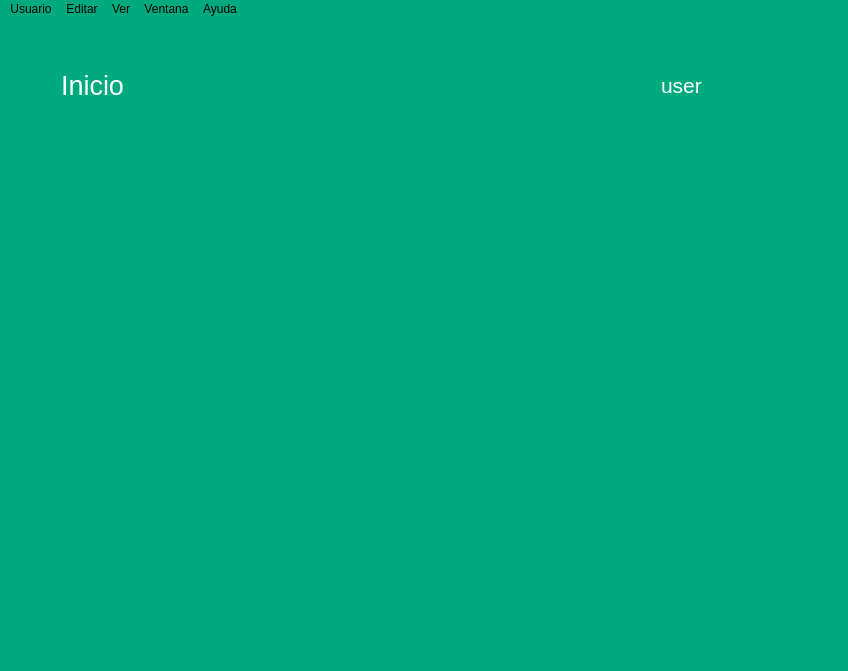
This is ManagerM/ui_main.ui in janfranco27/TheProyect as Qt 5 draws it before an edit. The edited form follows.
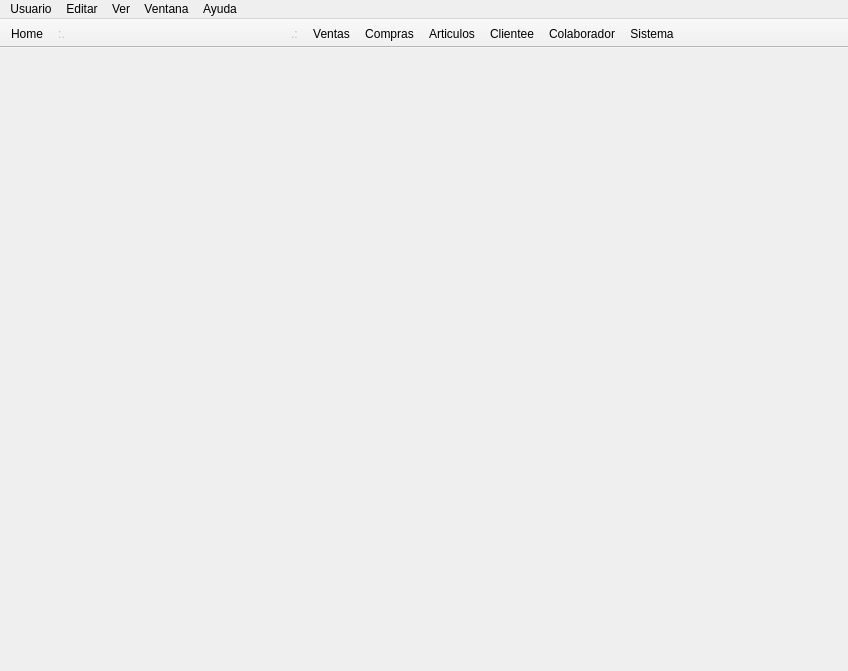
This is the edited form. Icons and pictures are not drawn.

What changed in the file:
```diff
--- a/ManagerM/ui_main.ui
+++ b/ManagerM/ui_main.ui
@@ -30,982 +30,23 @@
     <normaloff>:/Iconos/Iconos/Configure_alt_1.png</normaloff>:/Iconos/Iconos/Configure_alt_1.png</iconset>
   </property>
   <property name="styleSheet">
-   <string notr="true">background-color: rgb(0, 170, 127);</string>
+   <string notr="true"/>
   </property>
   <property name="documentMode">
    <bool>false</bool>
   </property>
   <widget class="QWidget" name="centralWidget">
-   <layout class="QGridLayout" name="gridLayout_4">
-    <item row="0" column="1">
-     <spacer name="verticalSpacer_4">
-      <property name="orientation">
-       <enum>Qt::Vertical</enum>
-      </property>
-      <property name="sizeType">
-       <enum>QSizePolicy::Fixed</enum>
-      </property>
-      <property name="sizeHint" stdset="0">
-       <size>
-        <width>15</width>
-        <height>30</height>
-       </size>
-      </property>
-     </spacer>
-    </item>
-    <item row="1" column="0">
-     <spacer name="horizontalSpacer_4">
-      <property name="orientation">
-       <enum>Qt::Horizontal</enum>
-      </property>
-      <property name="sizeType">
-       <enum>QSizePolicy::Fixed</enum>
-      </property>
-      <property name="sizeHint" stdset="0">
-       <size>
-        <width>50</width>
-        <height>20</height>
-       </size>
-      </property>
-     </spacer>
-    </item>
-    <item row="1" column="2">
-     <spacer name="horizontalSpacer_5">
-      <property name="orientation">
-       <enum>Qt::Horizontal</enum>
-      </property>
-      <property name="sizeType">
-       <enum>QSizePolicy::Fixed</enum>
-      </property>
-      <property name="sizeHint" stdset="0">
-       <size>
-        <width>50</width>
-        <height>20</height>
-       </size>
-      </property>
-     </spacer>
-    </item>
-    <item row="2" column="1">
-     <spacer name="verticalSpacer_2">
-      <property name="orientation">
-       <enum>Qt::Vertical</enum>
-      </property>
-      <property name="sizeType">
-       <enum>QSizePolicy::Fixed</enum>
-      </property>
-      <property name="sizeHint" stdset="0">
-       <size>
-        <width>15</width>
-        <height>30</height>
-       </size>
-      </property>
-     </spacer>
-    </item>
-    <item row="1" column="1">
-     <layout class="QGridLayout" name="gridLayout_3">
-      <item row="0" column="0" colspan="4">
-       <layout class="QHBoxLayout" name="horizontalLayout_2">
-        <item>
-         <widget class="QLabel" name="label">
-          <property name="palette">
-           <palette>
-            <active>
-             <colorrole role="WindowText">
-              <brush brushstyle="SolidPattern">
-               <color alpha="255">
-                <red>255</red>
-                <green>255</green>
-                <blue>255</blue>
-               </color>
-              </brush>
-             </colorrole>
-             <colorrole role="Button">
-              <brush brushstyle="SolidPattern">
-               <color alpha="255">
-                <red>0</red>
-                <green>170</green>
-                <blue>127</blue>
-               </color>
-              </brush>
-             </colorrole>
-             <colorrole role="Text">
-              <brush brushstyle="SolidPattern">
-               <color alpha="255">
-                <red>85</red>
-                <green>170</green>
-                <blue>255</blue>
-               </color>
-              </brush>
-             </colorrole>
-             <colorrole role="Base">
-              <brush brushstyle="SolidPattern">
-               <color alpha="255">
-                <red>0</red>
-                <green>170</green>
-                <blue>127</blue>
-               </color>
-              </brush>
-             </colorrole>
-             <colorrole role="Window">
-              <brush brushstyle="SolidPattern">
-               <color alpha="255">
-                <red>0</red>
-                <green>170</green>
-                <blue>127</blue>
-               </color>
-              </brush>
-             </colorrole>
-            </active>
-            <inactive>
-             <colorrole role="WindowText">
-              <brush brushstyle="SolidPattern">
-               <color alpha="255">
-                <red>255</red>
-                <green>255</green>
-                <blue>255</blue>
-               </color>
-              </brush>
-             </colorrole>
-             <colorrole role="Button">
-              <brush brushstyle="SolidPattern">
-               <color alpha="255">
-                <red>0</red>
-                <green>170</green>
-                <blue>127</blue>
-               </color>
-              </brush>
-             </colorrole>
-             <colorrole role="Text">
-              <brush brushstyle="SolidPattern">
-               <color alpha="255">
-                <red>85</red>
-                <green>170</green>
-                <blue>255</blue>
-               </color>
-              </brush>
-             </colorrole>
-             <colorrole role="Base">
-              <brush brushstyle="SolidPattern">
-               <color alpha="255">
-                <red>0</red>
-                <green>170</green>
-                <blue>127</blue>
-               </color>
-              </brush>
-             </colorrole>
-             <colorrole role="Window">
-              <brush brushstyle="SolidPattern">
-               <color alpha="255">
-                <red>0</red>
-                <green>170</green>
-                <blue>127</blue>
-               </color>
-              </brush>
-             </colorrole>
-            </inactive>
-            <disabled>
-             <colorrole role="WindowText">
-              <brush brushstyle="SolidPattern">
-               <color alpha="255">
-                <red>120</red>
-                <green>120</green>
-                <blue>120</blue>
-               </color>
-              </brush>
-             </colorrole>
-             <colorrole role="Button">
-              <brush brushstyle="SolidPattern">
-               <color alpha="255">
-                <red>0</red>
-                <green>170</green>
-                <blue>127</blue>
-               </color>
-              </brush>
-             </colorrole>
-             <colorrole role="Text">
-              <brush brushstyle="SolidPattern">
-               <color alpha="255">
-                <red>120</red>
-                <green>120</green>
-                <blue>120</blue>
-               </color>
-              </brush>
-             </colorrole>
-             <colorrole role="Base">
-              <brush brushstyle="SolidPattern">
-               <color alpha="255">
-                <red>0</red>
-                <green>170</green>
-                <blue>127</blue>
-               </color>
-              </brush>
-             </colorrole>
-             <colorrole role="Window">
-              <brush brushstyle="SolidPattern">
-               <color alpha="255">
-                <red>0</red>
-                <green>170</green>
-                <blue>127</blue>
-               </color>
-              </brush>
-             </colorrole>
-            </disabled>
-           </palette>
-          </property>
-          <property name="font">
-           <font>
-            <family>Segoe UI</family>
-            <pointsize>20</pointsize>
-            <weight>50</weight>
-            <bold>false</bold>
-           </font>
-          </property>
-          <property name="styleSheet">
-           <string notr="true"/>
-          </property>
-          <property name="inputMethodHints">
-           <set>Qt::ImhNone</set>
-          </property>
-          <property name="text">
-           <string>Inicio</string>
-          </property>
-         </widget>
-        </item>
-        <item>
-         <spacer name="horizontalSpacer">
-          <property name="orientation">
-           <enum>Qt::Horizontal</enum>
-          </property>
-          <property name="sizeHint" stdset="0">
-           <size>
-            <width>418</width>
-            <height>20</height>
-           </size>
-          </property>
-         </spacer>
-        </item>
-        <item>
-         <layout class="QHBoxLayout" name="horizontalLayout">
-          <item>
-           <widget class="QLabel" name="label_usuario">
-            <property name="sizePolicy">
-             <sizepolicy hsizetype="Fixed" vsizetype="Preferred">
-              <horstretch>0</horstretch>
-              <verstretch>0</verstretch>
-             </sizepolicy>
-            </property>
-            <property name="minimumSize">
-             <size>
-              <width>70</width>
-              <height>0</height>
-             </size>
-            </property>
-            <property name="palette">
-             <palette>
-              <active>
-               <colorrole role="WindowText">
-                <brush brushstyle="SolidPattern">
-                 <color alpha="255">
-                  <red>255</red>
-                  <green>255</green>
-                  <blue>255</blue>
-                 </color>
-                </brush>
-               </colorrole>
-               <colorrole role="Button">
-                <brush brushstyle="SolidPattern">
-                 <color alpha="255">
-                  <red>0</red>
-                  <green>170</green>
-                  <blue>127</blue>
-                 </color>
-                </brush>
-               </colorrole>
-               <colorrole role="Text">
-                <brush brushstyle="SolidPattern">
-                 <color alpha="255">
-                  <red>0</red>
-                  <green>170</green>
-                  <blue>255</blue>
-                 </color>
-                </brush>
-               </colorrole>
-               <colorrole role="Base">
-                <brush brushstyle="SolidPattern">
-                 <color alpha="255">
-                  <red>0</red>
-                  <green>170</green>
-                  <blue>127</blue>
-                 </color>
-                </brush>
-               </colorrole>
-               <colorrole role="Window">
-                <brush brushstyle="SolidPattern">
-                 <color alpha="255">
-                  <red>0</red>
-                  <green>170</green>
-                  <blue>127</blue>
-                 </color>
-                </brush>
-               </colorrole>
-              </active>
-              <inactive>
-               <colorrole role="WindowText">
-                <brush brushstyle="SolidPattern">
-                 <color alpha="255">
-                  <red>255</red>
-                  <green>255</green>
-                  <blue>255</blue>
-                 </color>
-                </brush>
-               </colorrole>
-               <colorrole role="Button">
-                <brush brushstyle="SolidPattern">
-                 <color alpha="255">
-                  <red>0</red>
-                  <green>170</green>
-                  <blue>127</blue>
-                 </color>
-                </brush>
-               </colorrole>
-               <colorrole role="Text">
-                <brush brushstyle="SolidPattern">
-                 <color alpha="255">
-                  <red>0</red>
-                  <green>170</green>
-                  <blue>255</blue>
-                 </color>
-                </brush>
-               </colorrole>
-               <colorrole role="Base">
-                <brush brushstyle="SolidPattern">
-                 <color alpha="255">
-                  <red>0</red>
-                  <green>170</green>
-                  <blue>127</blue>
-                 </color>
-                </brush>
-               </colorrole>
-               <colorrole role="Window">
-                <brush brushstyle="SolidPattern">
-                 <color alpha="255">
-                  <red>0</red>
-                  <green>170</green>
-                  <blue>127</blue>
-                 </color>
-                </brush>
-               </colorrole>
-              </inactive>
-              <disabled>
-               <colorrole role="WindowText">
-                <brush brushstyle="SolidPattern">
-                 <color alpha="255">
-                  <red>120</red>
-                  <green>120</green>
-                  <blue>120</blue>
-                 </color>
-                </brush>
-               </colorrole>
-               <colorrole role="Button">
-                <brush brushstyle="SolidPattern">
-                 <color alpha="255">
-                  <red>0</red>
-                  <green>170</green>
-                  <blue>127</blue>
-                 </color>
-                </brush>
-               </colorrole>
-               <colorrole role="Text">
-                <brush brushstyle="SolidPattern">
-                 <color alpha="255">
-                  <red>120</red>
-                  <green>120</green>
-                  <blue>120</blue>
-                 </color>
-                </brush>
-               </colorrole>
-               <colorrole role="Base">
-                <brush brushstyle="SolidPattern">
-                 <color alpha="255">
-                  <red>0</red>
-                  <green>170</green>
-                  <blue>127</blue>
-                 </color>
-                </brush>
-               </colorrole>
-               <colorrole role="Window">
-                <brush brushstyle="SolidPattern">
-                 <color alpha="255">
-                  <red>0</red>
-                  <green>170</green>
-                  <blue>127</blue>
-                 </color>
-                </brush>
-               </colorrole>
-              </disabled>
-             </palette>
-            </property>
-            <property name="font">
-             <font>
-              <family>Segoe UI</family>
-              <pointsize>16</pointsize>
-              <weight>50</weight>
-              <bold>false</bold>
-             </font>
-            </property>
-            <property name="text">
-             <string>user</string>
-            </property>
-           </widget>
-          </item>
-          <item>
-           <widget class="QPushButton" name="pushButton_usuario">
-            <property name="sizePolicy">
-             <sizepolicy hsizetype="Fixed" vsizetype="Fixed">
-              <horstretch>0</horstretch>
-              <verstretch>0</verstretch>
-             </sizepolicy>
-            </property>
-            <property name="minimumSize">
-             <size>
-              <width>50</width>
-              <height>50</height>
-             </size>
-            </property>
-            <property name="maximumSize">
-             <size>
-              <width>50</width>
-              <height>50</height>
-             </size>
-            </property>
-            <property name="cursor">
-             <cursorShape>PointingHandCursor</cursorShape>
-            </property>
-            <property name="toolTip">
-             <string>Usuario</string>
-            </property>
-            <property name="text">
-             <string/>
-            </property>
-            <property name="icon">
-             <iconset resource="Icons.qrc">
-              <normaloff>:/Iconos/Iconos/Personal.png</normaloff>:/Iconos/Iconos/Personal.png</iconset>
-            </property>
-            <property name="iconSize">
-             <size>
-              <width>50</width>
-              <height>50</height>
-             </size>
-            </property>
-            <property name="flat">
-             <bool>true</bool>
-            </property>
-           </widget>
-          </item>
-         </layout>
-        </item>
-       </layout>
-      </item>
-      <item row="2" column="0" rowspan="2">
-       <layout class="QGridLayout" name="gridLayout">
-        <property name="spacing">
-         <number>10</number>
-        </property>
-        <item row="0" column="0">
-         <widget class="QPushButton" name="pushButton_compras">
-          <property name="sizePolicy">
-           <sizepolicy hsizetype="Fixed" vsizetype="Fixed">
-            <horstretch>0</horstretch>
-            <verstretch>0</verstretch>
-           </sizepolicy>
-          </property>
-          <property name="minimumSize">
-           <size>
-            <width>150</width>
-            <height>150</height>
-           </size>
-          </property>
-          <property name="maximumSize">
-           <size>
-            <width>150</width>
-            <height>150</height>
-           </size>
-          </property>
-          <property name="cursor">
-           <cursorShape>PointingHandCursor</cursorShape>
-          </property>
-          <property name="mouseTracking">
-           <bool>false</bool>
-          </property>
-          <property name="focusPolicy">
-           <enum>Qt::WheelFocus</enum>
-          </property>
-          <property name="toolTip">
-           <string>Compras</string>
-          </property>
-          <property name="statusTip">
-           <string/>
-          </property>
-          <property name="whatsThis">
-           <string/>
-          </property>
-          <property name="accessibleName">
-           <string/>
-          </property>
-          <property name="accessibleDescription">
-           <string/>
-          </property>
-          <property name="text">
-           <string/>
-          </property>
-          <property name="icon">
-           <iconset resource="Icons.qrc">
-            <normaloff>:/Iconos/Iconos/Windows_Marketplace (1).png</normaloff>:/Iconos/Iconos/Windows_Marketplace (1).png</iconset>
-          </property>
-          <property name="iconSize">
-           <size>
-            <width>150</width>
-            <height>150</height>
-           </size>
-          </property>
-          <property name="flat">
-           <bool>true</bool>
-          </property>
-         </widget>
-        </item>
-        <item row="0" column="1">
-         <widget class="QPushButton" name="pushButton_ventas">
-          <property name="sizePolicy">
-           <sizepolicy hsizetype="Fixed" vsizetype="Fixed">
-            <horstretch>0</horstretch>
-            <verstretch>0</verstretch>
-           </sizepolicy>
-          </property>
-          <property name="minimumSize">
-           <size>
-            <width>150</width>
-            <height>150</height>
-           </size>
-          </property>
-          <property name="maximumSize">
-           <size>
-            <width>150</width>
-            <height>150</height>
-           </size>
-          </property>
-          <property name="cursor">
-           <cursorShape>PointingHandCursor</cursorShape>
-          </property>
-          <property name="toolTip">
-           <string>Ventas</string>
-          </property>
-          <property name="text">
-           <string/>
-          </property>
-          <property name="icon">
-           <iconset resource="Icons.qrc">
-            <normaloff>:/Iconos/Iconos/Android_Market.png</normaloff>:/Iconos/Iconos/Android_Market.png</iconset>
-          </property>
-          <property name="iconSize">
-           <size>
-            <width>150</width>
-            <height>150</height>
-           </size>
-          </property>
-          <property name="flat">
-           <bool>true</bool>
-          </property>
-         </widget>
-        </item>
-        <item row="1" column="0">
-         <widget class="QPushButton" name="pushButton_articulo">
-          <property name="sizePolicy">
-           <sizepolicy hsizetype="Fixed" vsizetype="Fixed">
-            <horstretch>0</horstretch>
-            <verstretch>0</verstretch>
-           </sizepolicy>
-          </property>
-          <property name="minimumSize">
-           <size>
-            <width>150</width>
-            <height>150</height>
-           </size>
-          </property>
-          <property name="maximumSize">
-           <size>
-            <width>150</width>
-            <height>150</height>
-           </size>
-          </property>
-          <property name="cursor">
-           <cursorShape>PointingHandCursor</cursorShape>
-          </property>
-          <property name="toolTip">
-           <string>Articulos</string>
-          </property>
-          <property name="text">
-           <string/>
-          </property>
-          <property name="icon">
-           <iconset resource="Icons.qrc">
-            <normaloff>:/Iconos/Iconos/Tune-Up_Utilities.png</normaloff>:/Iconos/Iconos/Tune-Up_Utilities.png</iconset>
-          </property>
-          <property name="iconSize">
-           <size>
-            <width>150</width>
-            <height>150</height>
-           </size>
-          </property>
-          <property name="flat">
-           <bool>true</bool>
-          </property>
-         </widget>
-        </item>
-        <item row="1" column="1">
-         <widget class="QPushButton" name="pushButton_colaboradores">
-          <property name="sizePolicy">
-           <sizepolicy hsizetype="Fixed" vsizetype="Fixed">
-            <horstretch>0</horstretch>
-            <verstretch>0</verstretch>
-           </sizepolicy>
-          </property>
-          <property name="minimumSize">
-           <size>
-            <width>150</width>
-            <height>150</height>
-           </size>
-          </property>
-          <property name="maximumSize">
-           <size>
-            <width>150</width>
-            <height>150</height>
-           </size>
-          </property>
-          <property name="cursor">
-           <cursorShape>PointingHandCursor</cursorShape>
-          </property>
-          <property name="toolTip">
-           <string>Colaboradores</string>
-          </property>
-          <property name="text">
-           <string/>
-          </property>
-          <property name="icon">
-           <iconset resource="Icons.qrc">
-            <normaloff>:/Iconos/Iconos/myspace_alt.png</normaloff>:/Iconos/Iconos/myspace_alt.png</iconset>
-          </property>
-          <property name="iconSize">
-           <size>
-            <width>150</width>
-            <height>150</height>
-           </size>
-          </property>
-          <property name="flat">
-           <bool>true</bool>
-          </property>
-         </widget>
-        </item>
-        <item row="2" column="0">
-         <widget class="QPushButton" name="pushButton_facturacion">
-          <property name="sizePolicy">
-           <sizepolicy hsizetype="Fixed" vsizetype="Fixed">
-            <horstretch>0</horstretch>
-            <verstretch>0</verstretch>
-           </sizepolicy>
-          </property>
-          <property name="minimumSize">
-           <size>
-            <width>150</width>
-            <height>150</height>
-           </size>
-          </property>
-          <property name="maximumSize">
-           <size>
-            <width>150</width>
-            <height>150</height>
-           </size>
-          </property>
-          <property name="cursor">
-           <cursorShape>PointingHandCursor</cursorShape>
-          </property>
-          <property name="toolTip">
-           <string>Facturacion</string>
-          </property>
-          <property name="text">
-           <string/>
-          </property>
-          <property name="icon">
-           <iconset resource="Icons.qrc">
-            <normaloff>:/Iconos/Iconos/Journal.png</normaloff>:/Iconos/Iconos/Journal.png</iconset>
-          </property>
-          <property name="iconSize">
-           <size>
-            <width>150</width>
-            <height>150</height>
-           </size>
-          </property>
-          <property name="flat">
-           <bool>true</bool>
-          </property>
-         </widget>
-        </item>
-        <item row="2" column="1">
-         <widget class="QPushButton" name="pushButton_sistema">
-          <property name="sizePolicy">
-           <sizepolicy hsizetype="Fixed" vsizetype="Fixed">
-            <horstretch>0</horstretch>
-            <verstretch>0</verstretch>
-           </sizepolicy>
-          </property>
-          <property name="minimumSize">
-           <size>
-            <width>150</width>
-            <height>150</height>
-           </size>
-          </property>
-          <property name="maximumSize">
-           <size>
-            <width>150</width>
-            <height>150</height>
-           </size>
-          </property>
-          <property name="cursor">
-           <cursorShape>PointingHandCursor</cursorShape>
-          </property>
-          <property name="toolTip">
-           <string>Ajustes</string>
-          </property>
-          <property name="text">
-           <string/>
-          </property>
-          <property name="icon">
-           <iconset resource="Icons.qrc">
-            <normaloff>:/Iconos/Iconos/Services.png</normaloff>:/Iconos/Iconos/Services.png</iconset>
-          </property>
-          <property name="iconSize">
-           <size>
-            <width>150</width>
-            <height>1505</height>
-           </size>
-          </property>
-          <property name="flat">
-           <bool>true</bool>
-          </property>
-         </widget>
-        </item>
-       </layout>
-      </item>
-      <item row="3" column="1">
-       <spacer name="horizontalSpacer_2">
-        <property name="orientation">
-         <enum>Qt::Horizontal</enum>
-        </property>
-        <property name="sizeHint" stdset="0">
-         <size>
-          <width>40</width>
-          <height>20</height>
-         </size>
-        </property>
-       </spacer>
-      </item>
-      <item row="3" column="2">
-       <layout class="QGridLayout" name="gridLayout_2">
-        <property name="spacing">
-         <number>10</number>
-        </property>
-        <item row="0" column="0">
-         <widget class="QPushButton" name="pushButton_7">
-          <property name="sizePolicy">
-           <sizepolicy hsizetype="Fixed" vsizetype="Fixed">
-            <horstretch>0</horstretch>
-            <verstretch>0</verstretch>
-           </sizepolicy>
-          </property>
-          <property name="minimumSize">
-           <size>
-            <width>80</width>
-            <height>80</height>
-           </size>
-          </property>
-          <property name="maximumSize">
-           <size>
-            <width>80</width>
-            <height>80</height>
-           </size>
-          </property>
-          <property name="cursor">
-           <cursorShape>PointingHandCursor</cursorShape>
-          </property>
-          <property name="text">
-           <string/>
-          </property>
-          <property name="icon">
-           <iconset resource="Icons.qrc">
-            <normaloff>:/Iconos/Iconos/Facebook.png</normaloff>:/Iconos/Iconos/Facebook.png</iconset>
-          </property>
-          <property name="iconSize">
-           <size>
-            <width>80</width>
-            <height>80</height>
-           </size>
-          </property>
-          <property name="autoDefault">
-           <bool>false</bool>
-          </property>
-          <property name="default">
-           <bool>false</bool>
-          </property>
-          <property name="flat">
-           <bool>true</bool>
-          </property>
-         </widget>
-        </item>
-        <item row="0" column="1">
-         <widget class="QPushButton" name="pushButton_8">
-          <property name="sizePolicy">
-           <sizepolicy hsizetype="Fixed" vsizetype="Fixed">
-            <horstretch>0</horstretch>
-            <verstretch>0</verstretch>
-           </sizepolicy>
-          </property>
-          <property name="minimumSize">
-           <size>
-            <width>80</width>
-            <height>80</height>
-           </size>
-          </property>
-          <property name="maximumSize">
-           <size>
-            <width>80</width>
-            <height>80</height>
-           </size>
-          </property>
-          <property name="cursor">
-           <cursorShape>PointingHandCursor</cursorShape>
-          </property>
-          <property name="text">
-           <string/>
-          </property>
-          <property name="icon">
-           <iconset resource="Icons.qrc">
-            <normaloff>:/Iconos/Iconos/Twitter.png</normaloff>:/Iconos/Iconos/Twitter.png</iconset>
-          </property>
-          <property name="iconSize">
-           <size>
-            <width>80</width>
-            <height>80</height>
-           </size>
-          </property>
-          <property name="autoDefault">
-           <bool>false</bool>
-          </property>
-          <property name="default">
-           <bool>false</bool>
-          </property>
-          <property name="flat">
-           <bool>true</bool>
-          </property>
-         </widget>
-        </item>
-        <item row="0" column="2">
-         <widget class="QPushButton" name="pushButton_9">
-          <property name="sizePolicy">
-           <sizepolicy hsizetype="Fixed" vsizetype="Fixed">
-            <horstretch>0</horstretch>
-            <verstretch>0</verstretch>
-           </sizepolicy>
-          </property>
-          <property name="minimumSize">
-           <size>
-            <width>80</width>
-            <height>80</height>
-           </size>
-          </property>
-          <property name="maximumSize">
-           <size>
-            <width>80</width>
-            <height>80</height>
-           </size>
-          </property>
-          <property name="cursor">
-           <cursorShape>PointingHandCursor</cursorShape>
-          </property>
-          <property name="text">
-           <string/>
-          </property>
-          <property name="icon">
-           <iconset resource="Icons.qrc">
-            <normaloff>:/Iconos/Iconos/Gmail.png</normaloff>:/Iconos/Iconos/Gmail.png</iconset>
-          </property>
-          <property name="iconSize">
-           <size>
-            <width>80</width>
-            <height>80</height>
-           </size>
-          </property>
-          <property name="autoDefault">
-           <bool>false</bool>
-          </property>
-          <property name="default">
-           <bool>false</bool>
-          </property>
-          <property name="flat">
-           <bool>true</bool>
-          </property>
-         </widget>
-        </item>
-       </layout>
-      </item>
-      <item row="3" column="3">
-       <spacer name="horizontalSpacer_3">
-        <property name="orientation">
-         <enum>Qt::Horizontal</enum>
-        </property>
-        <property name="sizeType">
-         <enum>QSizePolicy::Fixed</enum>
-        </property>
-        <property name="sizeHint" stdset="0">
-         <size>
-          <width>78</width>
-          <height>20</height>
-         </size>
-        </property>
-       </spacer>
-      </item>
-      <item row="2" column="3">
-       <spacer name="verticalSpacer">
-        <property name="orientation">
-         <enum>Qt::Vertical</enum>
-        </property>
-        <property name="sizeHint" stdset="0">
-         <size>
-          <width>17</width>
-          <height>308</height>
-         </size>
-        </property>
-       </spacer>
-      </item>
-      <item row="1" column="0">
-       <spacer name="verticalSpacer_3">
-        <property name="orientation">
-         <enum>Qt::Vertical</enum>
-        </property>
-        <property name="sizeType">
-         <enum>QSizePolicy::Expanding</enum>
-        </property>
-        <property name="sizeHint" stdset="0">
-         <size>
-          <width>20</width>
-          <height>20</height>
-         </size>
-        </property>
-       </spacer>
-      </item>
-     </layout>
-    </item>
-   </layout>
+   <layout class="QGridLayout" name="gridLayout_4"/>
   </widget>
   <widget class="QMenuBar" name="menuBar">
+   <property name="geometry">
+    <rect>
+     <x>0</x>
+     <y>0</y>
+     <width>848</width>
+     <height>21</height>
+    </rect>
+   </property>
    <property name="layoutDirection">
     <enum>Qt::LeftToRight</enum>
    </property>
@@ -1027,6 +68,15 @@
     </property>
     <addaction name="actionPantalla_Completa"/>
    </widget>
+   <widget class="QMenu" name="menuEditar">
+    <property name="title">
+     <string>Editar</string>
+    </property>
+    <addaction name="actionNuevo"/>
+    <addaction name="actionEditar"/>
+    <addaction name="actionEliminar"/>
+    <addaction name="separator"/>
+   </widget>
    <widget class="QMenu" name="menuUsuario">
     <property name="palette">
      <palette>
@@ -1509,15 +559,12 @@
     <addaction name="menuPersonas"/>
     <addaction name="menuEmpresas"/>
     <addaction name="actionVentas"/>
-   </widget>
-   <widget class="QMenu" name="menuEditar">
-    <property name="title">
-     <string>Editar</string>
-    </property>
-    <addaction name="actionNuevo"/>
-    <addaction name="actionEditar"/>
-    <addaction name="actionEliminar"/>
-    <addaction name="separator"/>
+    <addaction name="actionCliente"/>
+    <addaction name="actionColaborador"/>
+    <addaction name="actionUsuarios"/>
+    <addaction name="actionCompras"/>
+    <addaction name="actionArticulos"/>
+    <addaction name="actionSistema"/>
    </widget>
    <addaction name="menuUsuario"/>
    <addaction name="menuEditar"/>
@@ -1525,6 +572,31 @@
    <addaction name="menuVentana"/>
    <addaction name="menuAyuda"/>
   </widget>
+  <widget class="QToolBar" name="toolBar">
+   <property name="windowTitle">
+    <string>toolBar</string>
+   </property>
+   <property name="movable">
+    <bool>false</bool>
+   </property>
+   <property name="floatable">
+    <bool>true</bool>
+   </property>
+   <attribute name="toolBarArea">
+    <enum>TopToolBarArea</enum>
+   </attribute>
+   <attribute name="toolBarBreak">
+    <bool>false</bool>
+   </attribute>
+   <addaction name="actionHome"/>
+   <addaction name="actionSapace"/>
+   <addaction name="actionVentas"/>
+   <addaction name="actionCompras"/>
+   <addaction name="actionArticulos"/>
+   <addaction name="actionCliente"/>
+   <addaction name="actionColaborador"/>
+   <addaction name="actionSistema"/>
+  </widget>
   <action name="actionAcerca_de_ManagerM">
    <property name="text">
     <string>Acerca de ManagerM...</string>
@@ -1563,7 +635,10 @@
   </action>
   <action name="actionCliente">
    <property name="text">
-    <string>Cliente</string>
+    <string>Clientee</string>
+   </property>
+   <property name="shortcut">
+    <string>Alt+E</string>
    </property>
   </action>
   <action name="actionColaborador">
@@ -1602,6 +677,52 @@
   <action name="actionUsuarios">
    <property name="text">
     <string>Usuarios</string>
+   </property>
+   <property name="shortcut">
+    <string>Alt+U</string>
+   </property>
+  </action>
+  <action name="actionHome">
+   <property name="text">
+    <string>Home</string>
+   </property>
+   <property name="shortcut">
+    <string>Alt+Backspace</string>
+   </property>
+  </action>
+  <action name="actionCompras">
+   <property name="text">
+    <string>Compras</string>
+   </property>
+   <property name="shortcut">
+    <string>Alt+C</string>
+   </property>
+  </action>
+  <action name="actionArticulos">
+   <property name="text">
+    <string>Articulos</string>
+   </property>
+   <property name="shortcut">
+    <string>Alt+A</string>
+   </property>
+  </action>
+  <action name="actionSistema">
+   <property name="text">
+    <string>Sistema</string>
+   </property>
+   <property name="shortcut">
+    <string>Alt+S</string>
+   </property>
+  </action>
+  <action name="actionSapace">
+   <property name="enabled">
+    <bool>false</bool>
+   </property>
+   <property name="text">
+    <string> :.                                                                    .:</string>
+   </property>
+   <property name="priority">
+    <enum>QAction::LowPriority</enum>
    </property>
   </action>
  </widget>
```
Left out of the diff: 481 changed lines with no effect on the pictures.
